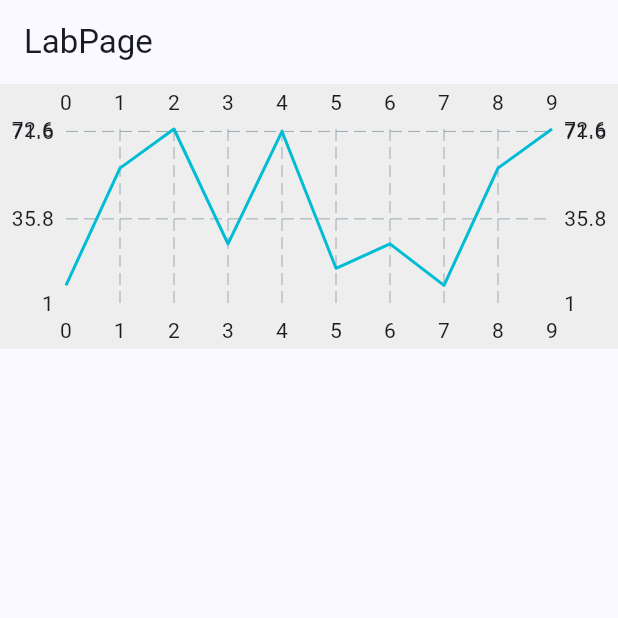
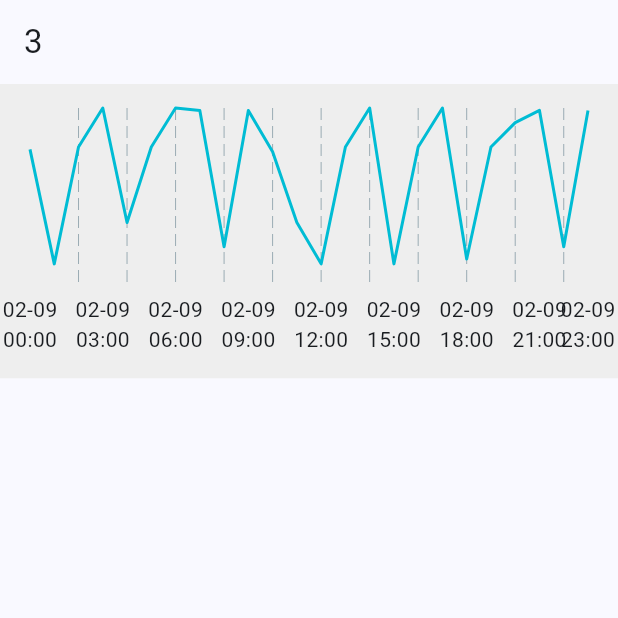
Before and after one commit to azusa5526/make_big_money, a Flutter app: the screen it shows after launch, on a phone screen of 412 x 824 dp, the top half of it. Run offline on Flutter 3.47's test engine with Material 3 defaults, Android fonts, the phone set to English and light mode, and no system bars; drawn by our look-alikes of fl_chart; our stand-ins replace go_router.

Commit message:
feat: 將 layout 因素去除，調整為正確的 X 軸縮放

```diff
--- a/lib/mods/lab/lab.dart
+++ b/lib/mods/lab/lab.dart
@@ -1,30 +1,42 @@
 import 'package:flutter/material.dart';
-import 'bar_chart_example_2.dart';
-import 'bar_chart_example_4.dart';
+
+import 'package:fl_chart/fl_chart.dart';
+import 'package:make_big_money/utils/console.dart';
+import 'package:make_big_money/utils/after_layout.dart';
 import 'zoomable_chart.dart';
-import 'package:fl_chart/fl_chart.dart';
-import 'test_zoom.dart';
 
-// PlotData data = PlotData(dataList: [
-//   DataPoint(yValue: 8.56415915, xValue: '02/09 15:30'),
-//   DataPoint(yValue: 56.56415915, xValue: '02/09 16:30'),
-//   DataPoint(yValue: 72.56415915, xValue: '02/09 17:30'),
-//   DataPoint(yValue: 25.56415915, xValue: '02/09 18:30'),
-//   DataPoint(yValue: 71.56415915, xValue: '02/09 19:30'),
-//   DataPoint(yValue: 15.56415915, xValue: '02/09 20:30'),
-// ], maxY: 100.0, minY: 0);
+class DataPoint {
+  final num yValue;
+  final dynamic xValue;
+
+  DataPoint({required this.xValue, required this.yValue});
+}
 
 List<DataPoint> dataList = [
-  DataPoint(yValue: 8.56415915, xValue: '02/09 01:30'),
-  DataPoint(yValue: 56.56415915, xValue: '02/09 02:30'),
-  DataPoint(yValue: 72.56415915, xValue: '02/09 03:30'),
-  DataPoint(yValue: 25.56415915, xValue: '02/09 04:30'),
-  DataPoint(yValue: 71.56415915, xValue: '02/09 05:30'),
-  DataPoint(yValue: 15.56415915, xValue: '02/09 06:30'),
-  DataPoint(yValue: 25.56415915, xValue: '02/09 07:30'),
-  DataPoint(yValue: 8.56415915, xValue: '02/09 08:30'),
-  DataPoint(yValue: 56.56415915, xValue: '02/09 09:30'),
-  DataPoint(yValue: 72.56415915, xValue: '02/09 10:30'),
+  DataPoint(yValue: 55.56415915, xValue: '2024-02-09 00:00:00'),
+  DataPoint(yValue: 8.56415915, xValue: '2024-02-09 01:00:00'),
+  DataPoint(yValue: 56.56415915, xValue: '2024-02-09 02:00:00'),
+  DataPoint(yValue: 72.56415915, xValue: '2024-02-09 03:00:00'),
+  DataPoint(yValue: 25.56415915, xValue: '2024-02-09 04:00:00'),
+  DataPoint(yValue: 56.56415915, xValue: '2024-02-09 05:00:00'),
+  DataPoint(yValue: 72.56415915, xValue: '2024-02-09 06:00:00'),
+  DataPoint(yValue: 71.56415915, xValue: '2024-02-09 07:00:00'),
+  DataPoint(yValue: 15.56415915, xValue: '2024-02-09 08:00:00'),
+  DataPoint(yValue: 71.56415915, xValue: '2024-02-09 09:00:00'),
+  DataPoint(yValue: 54.56415915, xValue: '2024-02-09 10:00:00'),
+  DataPoint(yValue: 25.56415915, xValue: '2024-02-09 11:00:00'),
+  DataPoint(yValue: 8.56415915, xValue: '2024-02-09 12:00:00'),
+  DataPoint(yValue: 56.56415915, xValue: '2024-02-09 13:00:00'),
+  DataPoint(yValue: 72.56415915, xValue: '2024-02-09 14:00:00'),
+  DataPoint(yValue: 8.56415915, xValue: '2024-02-09 15:00:00'),
+  DataPoint(yValue: 56.56415915, xValue: '2024-02-09 16:00:00'),
+  DataPoint(yValue: 72.56415915, xValue: '2024-02-09 17:00:00'),
+  DataPoint(yValue: 10.56415915, xValue: '2024-02-09 18:00:00'),
+  DataPoint(yValue: 56.56415915, xValue: '2024-02-09 19:00:00'),
+  DataPoint(yValue: 66.56415915, xValue: '2024-02-09 20:00:00'),
+  DataPoint(yValue: 71.56415915, xValue: '2024-02-09 21:00:00'),
+  DataPoint(yValue: 15.56415915, xValue: '2024-02-09 22:00:00'),
+  DataPoint(yValue: 71.56415915, xValue: '2024-02-09 23:00:00'),
 ];
 
 List<FlSpot> dataToFlSpot(List<DataPoint> dataList) {
@@ -35,25 +47,68 @@ List<FlSpot> dataToFlSpot(List<DataPoint> dataList) {
   return flSpots;
 }
 
-class LabPage extends StatelessWidget {
+class LabPage extends StatefulWidget {
   const LabPage({super.key});
+
+  @override
+  State<LabPage> createState() => _LabPageState();
+}
+
+class _LabPageState extends State<LabPage> {
+  int itemWidth = 0;
+  int calcInterval = 1;
+  int chartWidth = 0;
 
   @override
   Widget build(BuildContext context) {
     return Scaffold(
-      appBar: AppBar(title: const Text('LabPage')),
+      appBar: AppBar(title: Text(calcInterval.toString())),
       body: Container(
         color: Colors.grey[200],
-        // child: LinePlot(
-        //   plotData: data,
-        // ),
         child: AspectRatio(
-          aspectRatio: 21 / 9,
+          aspectRatio: 21 / 10,
+          child: Padding(
+            padding: const EdgeInsets.only(
+                top: 16.0, left: 20.0, right: 20.0, bottom: 8.0),
             child: ZoomableChart(
-            maxX: 9,
+              maxX: dataList.length - 1,
               builder: (minX, maxX) {
-              return LineChart(
+                console('maxX $maxX, minX $minX');
+                calcInterval = getInterval(maxX, minX, chartWidth);
+                return AfterLayout(
+                  callback: (value) {
+                    setState(() {
+                      chartWidth = value.rect.width.toInt();
+                      calcInterval = getInterval(maxX, minX, chartWidth);
+                    });
+                  },
+                  child: LineChart(
                     LineChartData(
+                      titlesData: FlTitlesData(
+                        topTitles: const AxisTitles(
+                            sideTitles: SideTitles(showTitles: false)),
+                        rightTitles: const AxisTitles(
+                            sideTitles: SideTitles(
+                          showTitles: false,
+                        )),
+                        bottomTitles: AxisTitles(
+                          sideTitles: SideTitles(
+                            showTitles: true,
+                            interval: calcInterval.toDouble(),
+                            getTitlesWidget: (value, meta) {
+                              return getXAxisWidget(value, meta, dataList);
+                            },
+                            reservedSize: 56,
+                          ),
+                        ),
+                        leftTitles: const AxisTitles(
+                            sideTitles: SideTitles(
+                          showTitles: false,
+                        )),
+                      ),
+                      gridData: const FlGridData(
+                        drawHorizontalLine: false,
+                      ),
                       clipData: const FlClipData.all(),
                       minX: minX,
                       maxX: maxX,
@@ -73,11 +128,49 @@ class LabPage extends StatelessWidget {
                         show: false,
                       ),
                     ),
+                  ),
                 );
               },
             ),
           ),
         ),
+      ),
     );
   }
+
+  SideTitleWidget getXAxisWidget(
+      double value, TitleMeta meta, List<DataPoint> dataList) {
+    var index = value.toInt();
+    Widget child;
+
+    if (index < dataList.length && index >= 0) {
+      List<String> parts = dataList[index].xValue.toString().split(' ');
+
+      child = AfterLayout(
+          callback: (value) {
+            console('itemWidth ${value.rect.width.toInt()}');
+            setState(() {
+              itemWidth = value.rect.width.toInt();
+            });
+          },
+          child: Column(
+            children: [
+              Text(parts[0].substring(5)),
+              Text(parts[1].substring(0, 5))
+            ],
+          ));
+    } else {
+      child = Container();
     }
+
+    return SideTitleWidget(
+      axisSide: meta.axisSide,
+      child: child,
+    );
+  }
+
+  int getInterval(double maxX, double minX, int chartWidth) {
+    var tempInterval = ((maxX - minX) / ((chartWidth - 40) / (itemWidth + 0)));
+    return tempInterval > 1 ? tempInterval.ceil() : 1;
+  }
+}
--- a/lib/mods/lab/zoomable_chart.dart
+++ b/lib/mods/lab/zoomable_chart.dart
@@ -3,14 +3,14 @@ import 'dart:math';
 import 'package:flutter/material.dart';
 
 class ZoomableChart extends StatefulWidget {
-  ZoomableChart({
+  const ZoomableChart({
     super.key,
     required this.maxX,
     required this.builder,
   });
 
-  double maxX;
-  Widget Function(double, double) builder;
+  final double maxX;
+  final Widget Function(double, double) builder;
 
   @override
   State<ZoomableChart> createState() => _ZoomableChartState();
@@ -81,7 +81,7 @@ class _ZoomableChartState extends State<ZoomableChart> {
             );
 
             // Zoom ratio control
-            if (newMaxX - newMinX > 2) {
+            if (newMaxX - newMinX > 3) {
               minX = newMinX;
               maxX = newMaxX;
             }
```
Lines whose indentation alone changed are shown as unchanged.
